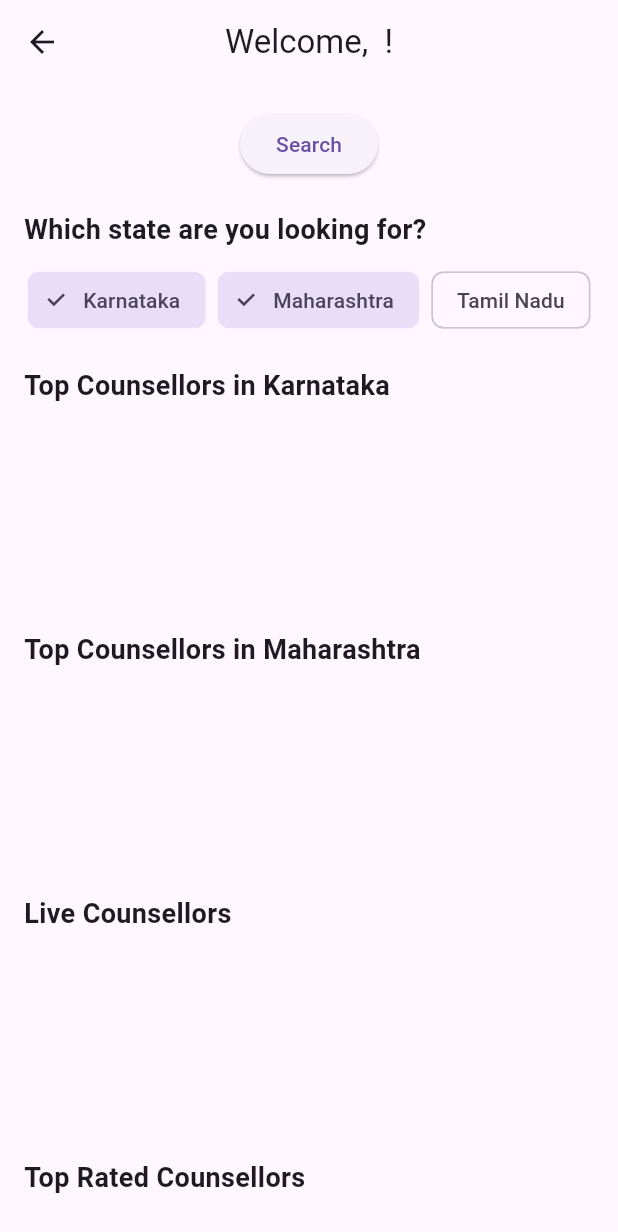
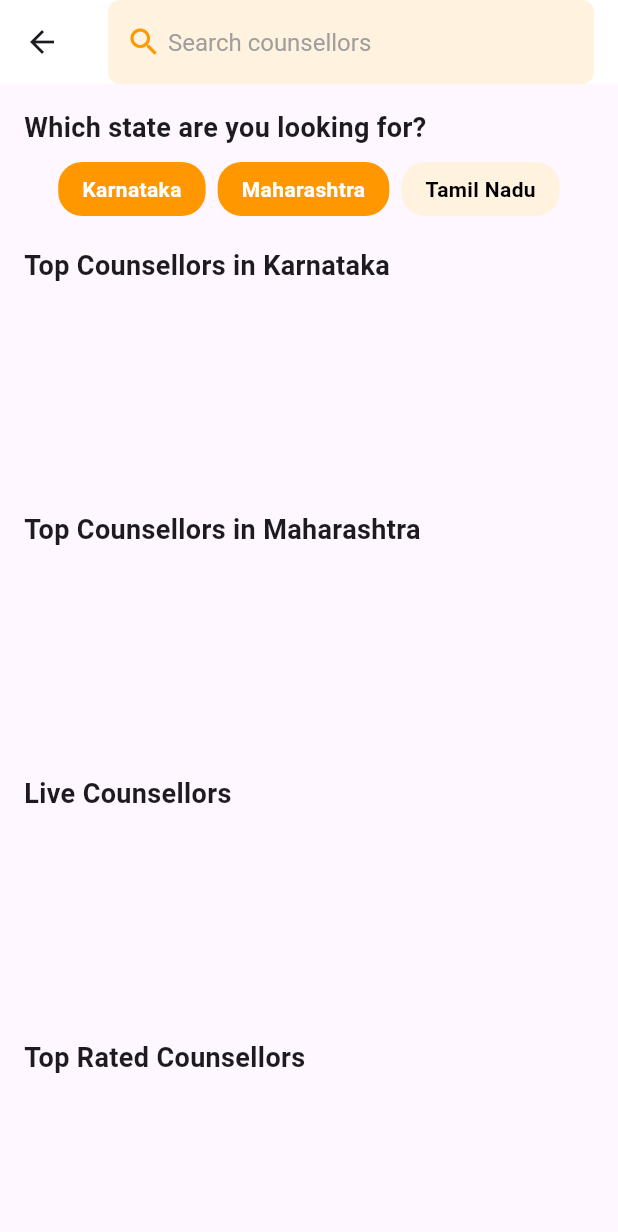
Before and after one commit to procounsellor/ProCounsellorAppFront, a Flutter app: the UserDashboard screen opened directly with empty values, after a tap on "Karnataka", after a tap on "Maharashtra", on a phone screen of 412 x 824 dp. Shown: the top 1232 px of the screen. Run offline on Flutter 3.47's test engine with Material 3 defaults, Android fonts, the phone set to English and light mode, and no system bars; our stand-ins replace firebase_core, firebase_database, flutter_secure_storage, image_picker; accounts and stored records are empty; network calls fail.

Commit message:
added UI for usedDashboard

```diff
--- a/my_app/lib/screens/dashboards/userDashboard/user_dashboard.dart
+++ b/my_app/lib/screens/dashboards/userDashboard/user_dashboard.dart
@@ -2,6 +2,7 @@ import 'package:flutter/material.dart';
 import 'package:http/http.dart' as http;
 import 'package:firebase_database/firebase_database.dart';
 import 'dart:convert';
+import 'dart:async';
 
 import 'search_page.dart';
 import 'details_page.dart';
@@ -16,7 +17,8 @@ class UserDashboard extends StatefulWidget {
   _UserDashboardState createState() => _UserDashboardState();
 }
 
-class _UserDashboardState extends State<UserDashboard> {
+class _UserDashboardState extends State<UserDashboard>
+    with SingleTickerProviderStateMixin {
   List<dynamic> _liveCounsellors = [];
   List<dynamic> _topRatedCounsellors = [];
   Map<String, List<dynamic>> _stateCounsellors = {
@@ -27,15 +29,40 @@ class _UserDashboardState extends State<UserDashboard> {
   List<String> _activeStates = [];
   final List<String> _topNews = ["Kite", "Lion", "Monkey", "Nest", "Owl"];
   bool isLoading = true;
-  String userFullName = "";
+
+  List<String> _searchHints = [
+    "Search colleges",
+    "Search counsellors",
+    "Search courses"
+  ];
+  int _currentSearchHintIndex = 0;
+  late AnimationController _animationController;
+  late Animation<Offset> _animation;
 
   @override
   void initState() {
     super.initState();
     _fetchTopCounsellors();
     _listenToCounsellorStates();
-    fetchUserFullName(widget.username);
     _fetchCounsellorsByState();
+
+    _animationController = AnimationController(
+      duration: Duration(milliseconds: 300), // Faster transition
+      vsync: this,
+    );
+
+    _animation = Tween<Offset>(
+      begin: Offset(0, 0),
+      end: Offset(0, -1),
+    ).animate(_animationController);
+
+    _startSearchHintCycle();
+  }
+
+  @override
+  void dispose() {
+    _animationController.dispose();
+    super.dispose();
   }
 
   Future<void> _fetchTopCounsellors() async {
@@ -77,24 +104,6 @@ class _UserDashboardState extends State<UserDashboard> {
     });
   }
 
-  void fetchUserFullName(String userName) async {
-    try {
-      final response = await http.get(
-        Uri.parse('http://localhost:8080/api/reviews/user/fullname/$userName'),
-      );
-
-      if (response.statusCode == 200) {
-        setState(() {
-          userFullName = response.body;
-        });
-      } else {
-        print('Error fetching user full name: ${response.body}');
-      }
-    } catch (e) {
-      print('Error: $e');
-    }
-  }
-
   Future<void> _fetchCounsellorsByState() async {
     final states = ['Karnataka', 'Maharashtra', 'Tamil Nadu'];
 
@@ -128,20 +137,31 @@ class _UserDashboardState extends State<UserDashboard> {
     });
   }
 
+  void _startSearchHintCycle() {
+    Timer.periodic(Duration(seconds: 3), (timer) {
+      _animationController.forward().then((_) {
+        setState(() {
+          _currentSearchHintIndex =
+              (_currentSearchHintIndex + 1) % _searchHints.length;
+        });
+        _animationController.reset();
+      });
+    });
+  }
+
   @override
   Widget build(BuildContext context) {
     return Scaffold(
       appBar: AppBar(
-        title: Text("Welcome, $userFullName !"),
-        centerTitle: true,
-      ),
-      body: Padding(
-        padding: const EdgeInsets.all(16.0),
-        child: Column(
+        backgroundColor: Colors.white,
+        elevation: 0,
+        title: Row(
           children: [
-            // Search Button
-            ElevatedButton(
-              onPressed: () {
+            Expanded(
+              child: Stack(
+                children: [
+                  TextField(
+                    onTap: () {
                       Navigator.push(
                         context,
                         MaterialPageRoute(
@@ -154,9 +174,45 @@ class _UserDashboardState extends State<UserDashboard> {
                         ),
                       );
                     },
-              child: Text("Search"),
+                    decoration: InputDecoration(
+                      prefixIcon: Icon(Icons.search, color: Colors.orange),
+                      border: OutlineInputBorder(
+                        borderRadius: BorderRadius.circular(8.0),
+                        borderSide: BorderSide.none,
                       ),
-            SizedBox(height: 20),
+                      filled: true,
+                      fillColor: Color(0xFFFFF3E0), // Light orange hue
+                    ),
+                    readOnly: true,
+                  ),
+                  Positioned.fill(
+                    child: Padding(
+                      padding: const EdgeInsets.only(left: 40.0),
+                      child: ClipRect(
+                        child: SlideTransition(
+                          position: _animation,
+                          child: Align(
+                            alignment: Alignment.centerLeft,
+                            child: Text(
+                              _searchHints[_currentSearchHintIndex],
+                              style:
+                                  TextStyle(color: Colors.grey, fontSize: 16),
+                            ),
+                          ),
+                        ),
+                      ),
+                    ),
+                  ),
+                ],
+              ),
+            ),
+          ],
+        ),
+      ),
+      body: Padding(
+        padding: const EdgeInsets.all(16.0),
+        child: Column(
+          children: [
             // Heading for State Tags
             Align(
               alignment: Alignment.centerLeft,
@@ -171,10 +227,22 @@ class _UserDashboardState extends State<UserDashboard> {
               spacing: 8.0,
               children: _stateCounsellors.keys.map((state) {
                 final isActive = _activeStates.contains(state);
-                return FilterChip(
-                  label: Text(state),
-                  selected: isActive,
-                  onSelected: (_) => _toggleState(state),
+                return GestureDetector(
+                  onTap: () => _toggleState(state),
+                  child: Container(
+                    padding: EdgeInsets.symmetric(vertical: 8, horizontal: 16),
+                    decoration: BoxDecoration(
+                      color: isActive ? Colors.orange : Color(0xFFFFF3E0),
+                      borderRadius: BorderRadius.circular(16),
+                    ),
+                    child: Text(
+                      state,
+                      style: TextStyle(
+                        color: isActive ? Colors.white : Colors.black,
+                        fontWeight: FontWeight.bold,
+                      ),
+                    ),
+                  ),
                 );
               }).toList(),
             ),
```
Lines whose indentation alone changed are shown as unchanged.
